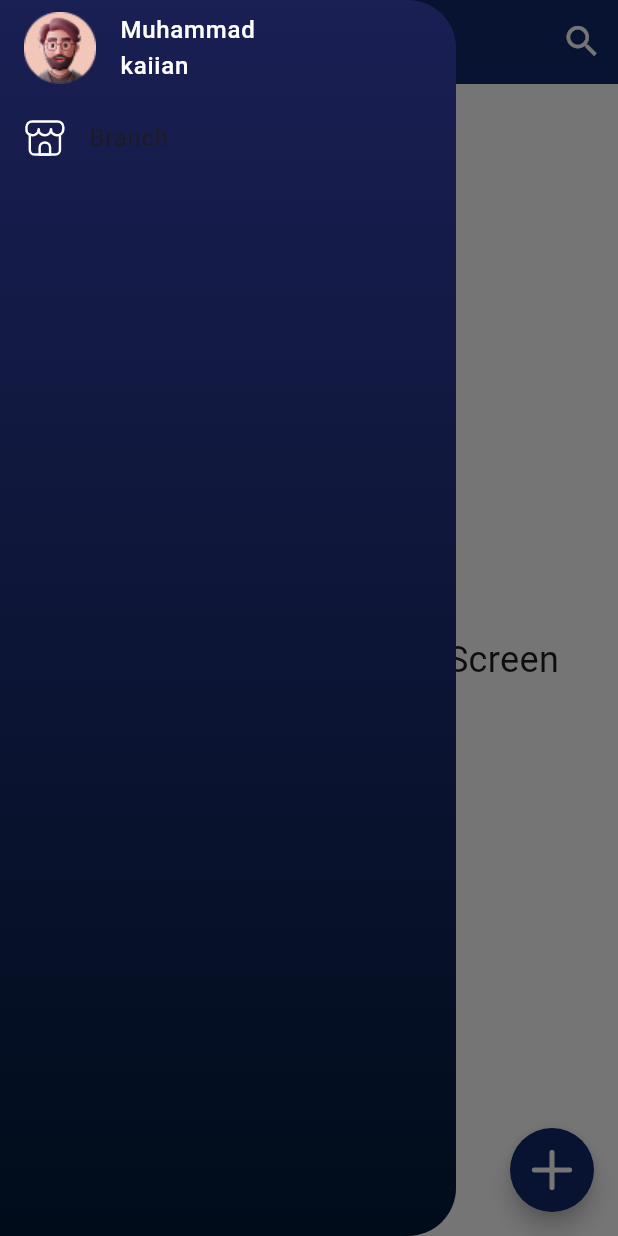
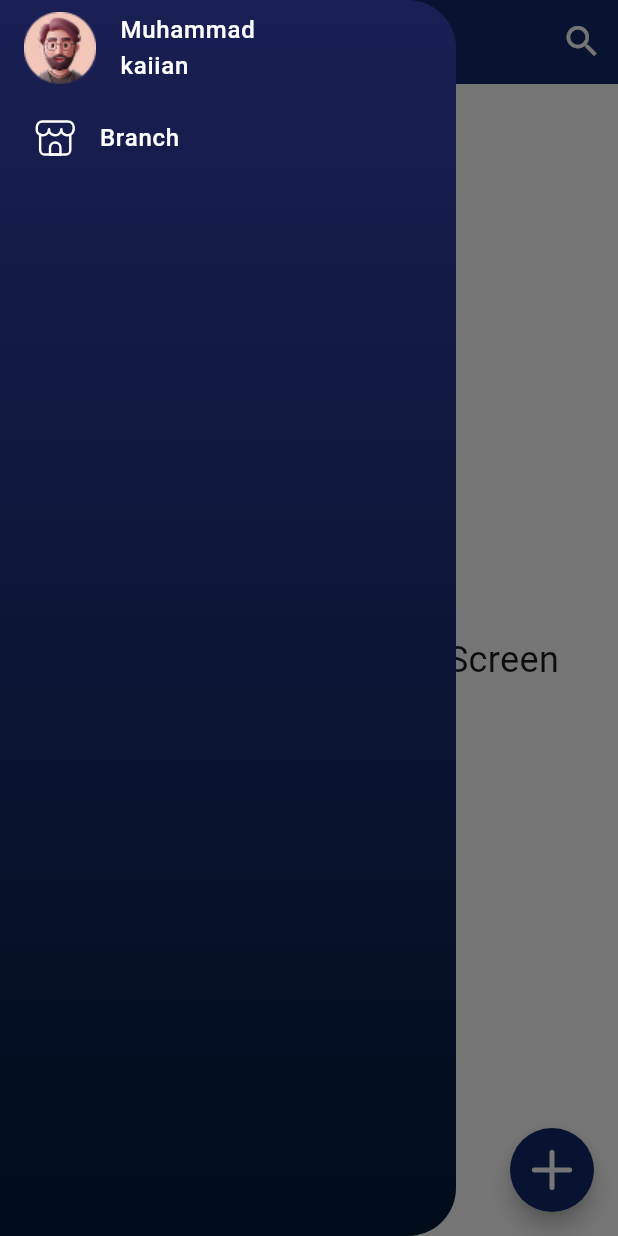
Before and after one commit to mind300/Supliers-App, a Flutter app: the BranchScreen screen opened by its route, with the side drawer open, on a phone screen of 412 x 824 dp. Run offline on Flutter 3.47's test engine with Material 3 defaults, Android fonts, the phone set to English and light mode, and no system bars; our stand-ins replace cached_network_image, easy_localization, flutter_screenutil, flutter_svg, shared_preferences; accounts and stored records are empty.

Commit message:
Update drawer.dart

```diff
--- a/lib/core/widgets/drawer.dart
+++ b/lib/core/widgets/drawer.dart
@@ -72,12 +72,20 @@ class DrawerItemBuilder extends StatelessWidget {
   @override
   Widget build(BuildContext context) {
     return ListTile(
+      contentPadding: EdgeInsets.symmetric(horizontal: 20.w),
       leading: CustomImageHandler(
         path: imagePath,
         width: 24.w,
         height: 24.h,
       ),
-      title: Text(title),
+      title: Text(
+        title,
+        style: TextStyle(
+          fontSize: 14.sp,
+          fontWeight: FontWeight.w500,
+          color: AppColors.white,
+        ),
+      ),
       onTap: () {
         // Update the state of the app
         // ...
```
